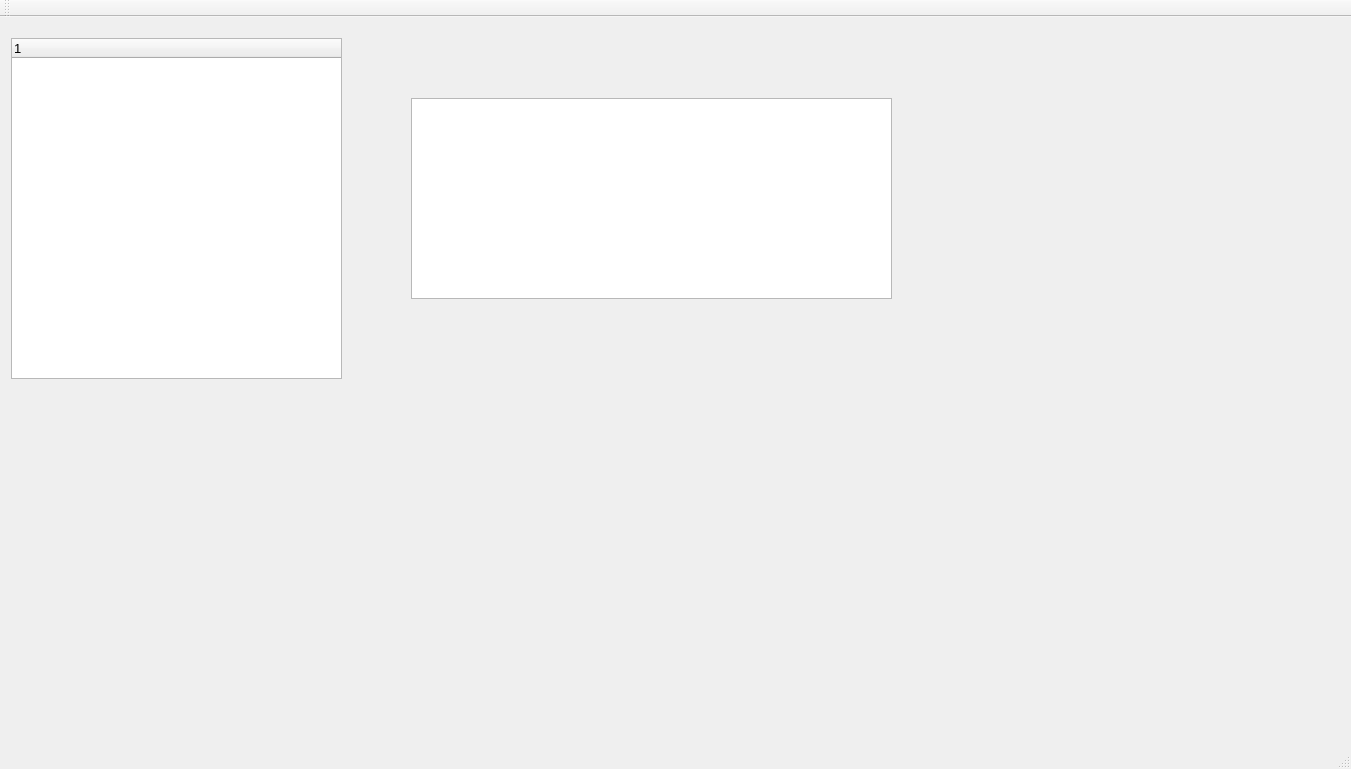
Qt form ui/Fachurnik_C.ui (michalmielc/fachurnik_qt_cpp) before a commit.
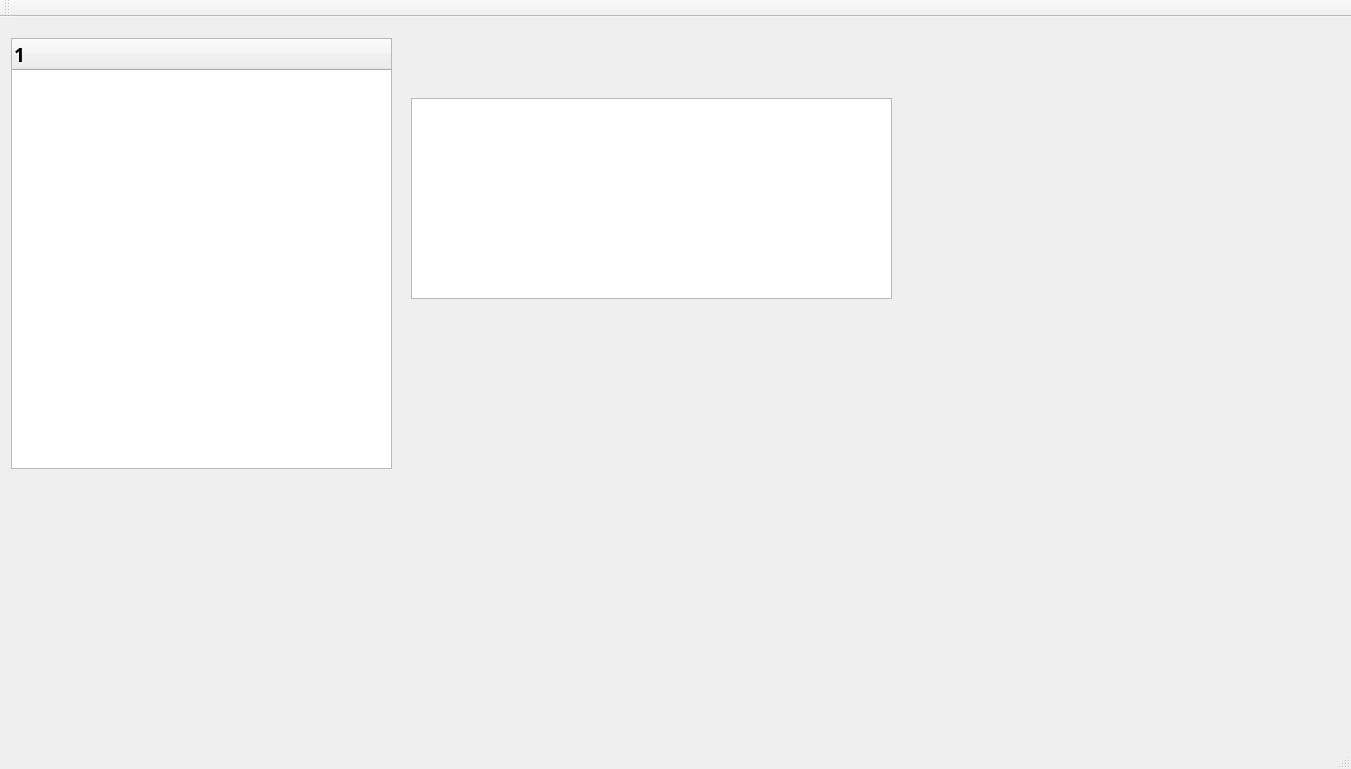
The same form after that commit. The open tabs and pages were chosen to show the change.

```diff
--- a/ui/Fachurnik_C.ui
+++ b/ui/Fachurnik_C.ui
@@ -1559,14 +1559,15 @@
          <rect>
           <x>0</x>
           <y>10</y>
-          <width>331</width>
-          <height>341</height>
+          <width>381</width>
+          <height>431</height>
          </rect>
         </property>
         <property name="font">
          <font>
-          <family>Arial</family>
-          <pointsize>10</pointsize>
+          <family>Bahnschrift</family>
+          <pointsize>14</pointsize>
+          <bold>true</bold>
          </font>
         </property>
         <property name="styleSheet">
```
Left out of the diff: 12 changed lines with no effect on the pictures.
